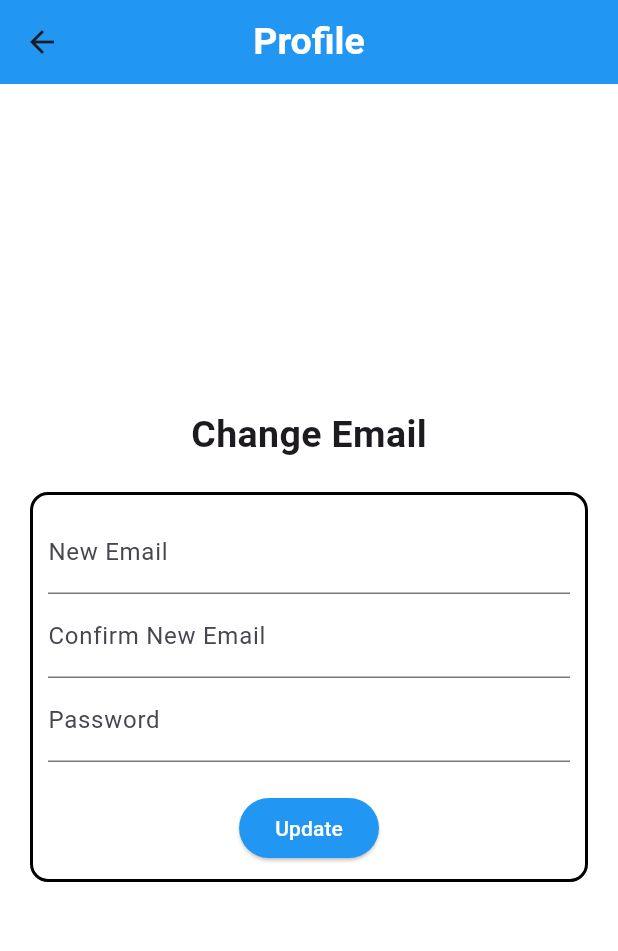
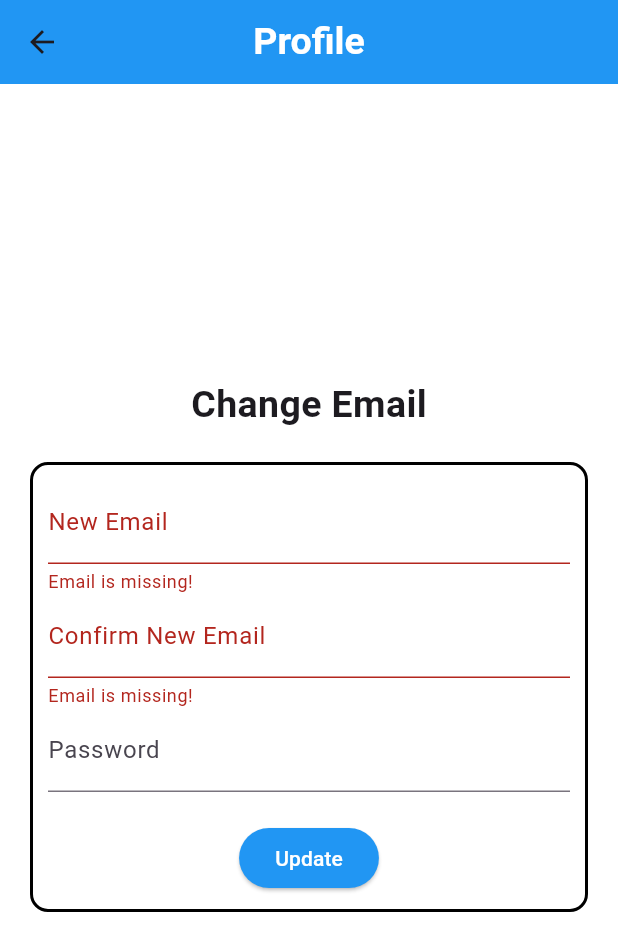
Before and after one commit to DeybFckers/Chat_App, a Flutter app: the EmailScreen screen opened directly, after a tap on "Update", on a phone screen of 412 x 824 dp. Shown: the top 951 px of the screen. Run offline on Flutter 3.47's test engine with Material 3 defaults, Android fonts, the phone set to English and light mode, and no system bars; our stand-ins replace cloud_firestore, firebase_auth, firebase_core, flutter_dotenv, flutter_svg, get and 1 more; accounts and stored records are empty.

Commit message:
Email and Name in settings done

```diff
--- a/lib/Screen/AppScreen/Home.dart
+++ b/lib/Screen/AppScreen/Home.dart
@@ -41,7 +41,7 @@ class Home extends StatelessWidget {
       ),
 
       // Custom Drawer widget to show user info (name, email, photo)
-      drawer: myDrawer(Image: photoUrl, name: name, email: email),
+      drawer: myDrawer(uid:uid, Image: photoUrl, name: name, email: email),
 
       // The body shows the list of users in real time
       body: _buildUserList(),
--- a/lib/Screen/Form/SignIn.dart
+++ b/lib/Screen/Form/SignIn.dart
@@ -73,8 +73,8 @@ class _SignInState extends State<SignIn> {
                           suffixIcon: passwordController.text.isNotEmpty
                           ? IconButton(
                             icon: Icon(_secureText
-                                ? Icons.visibility
-                                : Icons.visibility_off,
+                              ? Icons.visibility
+                              : Icons.visibility_off,
                             ),
                             onPressed: () {
                               setState(() {
@@ -82,7 +82,7 @@ class _SignInState extends State<SignIn> {
                               });
                             },
                           )
-                              : null,
+                            : null,
                         ),
                         SizedBox(height: 20),
                         ElevatedButton(
--- a/lib/Screen/SettingsScreen/Email.dart
+++ b/lib/Screen/SettingsScreen/Email.dart
@@ -1,4 +1,5 @@
-import 'package:chat_app/services/Chat_service.dart';
+import 'package:cloud_firestore/cloud_firestore.dart';
+import 'package:firebase_auth/firebase_auth.dart';
 import 'package:flutter/material.dart';
 
 
@@ -10,12 +11,52 @@ class EmailScreen extends StatefulWidget {
 }
 
 class _EmailScreenState extends State<EmailScreen> {
-  final ChatService _chatService = ChatService();
+  final firebaseAuth = FirebaseAuth.instance;
+  final firestore = FirebaseFirestore.instance;
   final formKey = GlobalKey<FormState>();
   final newEmailController = TextEditingController();
   final confirmEmailController = TextEditingController();
   final passwordController = TextEditingController();
+  bool isPasswordText = true;
 
+  Future<void> changeEmail({
+    required String newEmail,
+    required String confirmEmail,
+    required String password,
+  }) async{
+    try{
+      User? user = firebaseAuth.currentUser;
+
+      if(user == null) throw Exception("No user signed in.");
+      if(newEmail != confirmEmail) throw Exception("Emails do not match.");
+
+      //re-authenticate
+      final cred = EmailAuthProvider.credential(
+          email:user.email! , password: password,
+      );
+      await user.reauthenticateWithCredential(cred);
+
+      //if real apps use this
+      // await user.verifyBeforeUpdateEmail(newEmail);
+
+      // practice app / disable Email enumeration protection (recommended) in auth settings
+      // ignore: deprecated_member_use
+      await user.updateEmail(newEmail);
+      await firestore
+      .collection('users')
+      .doc(user.uid)
+      .update({
+        "Email": newEmail
+      });
+
+      final snackBar = SnackBar(content: Text(toString()));
+      ScaffoldMessenger.of(context).showSnackBar(snackBar);
+
+    }catch(e){
+      final snackBar = SnackBar(content: Text(e.toString()));
+      ScaffoldMessenger.of(context).showSnackBar(snackBar);
+    }
+  }
 
   @override
   Widget build(BuildContext context) {
@@ -61,6 +102,16 @@ class _EmailScreenState extends State<EmailScreen> {
                           hintText: 'Enter your new email',
                           labelText: 'New Email',
                         ),
+                        validator: (value){
+                          if(value == null || value.isEmpty){
+                            return "Email is missing!";
+                          }
+                          final emailRegex = RegExp(r'^[^@]+@[^@]+\.[^@]+');
+                          if(!emailRegex.hasMatch(value)){
+                            return 'Enter a valid email address';
+                          }
+
+                        },
                       ),
                       TextFormField(
                         controller: confirmEmailController,
@@ -68,18 +119,48 @@ class _EmailScreenState extends State<EmailScreen> {
                           labelText: 'Confirm New Email',
                           hintText: 'Confirm your new email',
                         ),
+                        validator: (value){
+                          if(value == null || value.isEmpty){
+                            return "Email is missing!";
+                          }
+                          final emailRegex = RegExp(r'^[^@]+@[^@]+\.[^@]+');
+                          if(!emailRegex.hasMatch(value)){
+                            return 'Enter a valid email address';
+                          }
+                          return null;
+                        },
                       ),
                       TextFormField(
                         controller: passwordController,
                         decoration: InputDecoration(
                           hintText: 'Enter your password',
                           labelText: 'Password',
+                          suffixIcon: passwordController.text.isNotEmpty
+                          ? IconButton(
+                            icon: Icon(isPasswordText
+                              ? Icons.visibility
+                              : Icons.visibility_off
+                            ),
+                            onPressed: (){
+                              setState(() {
+                                isPasswordText = !isPasswordText;
+                              });
+                            },
+                          )
+                            : null,
                         ),
+                        obscureText: isPasswordText,
                       ),
                       SizedBox(height: 20,),
                       ElevatedButton(
                         onPressed: (){
-
+                          if(formKey.currentState!.validate()) {
+                            changeEmail(
+                              newEmail: newEmailController.text,
+                              confirmEmail: confirmEmailController.text,
+                              password: passwordController.text,
+                            );
+                          }
                         },
                         style: ElevatedButton.styleFrom(
                           backgroundColor: Colors.blue,
```
Also changed, not shown: lib/Screen/AppScreen/Settings.dart (+9 -3 lines), lib/Screen/SettingsScreen/Name.dart (+191 -0 lines), lib/widgets/MyDrawer.dart (+10 -1 lines).
